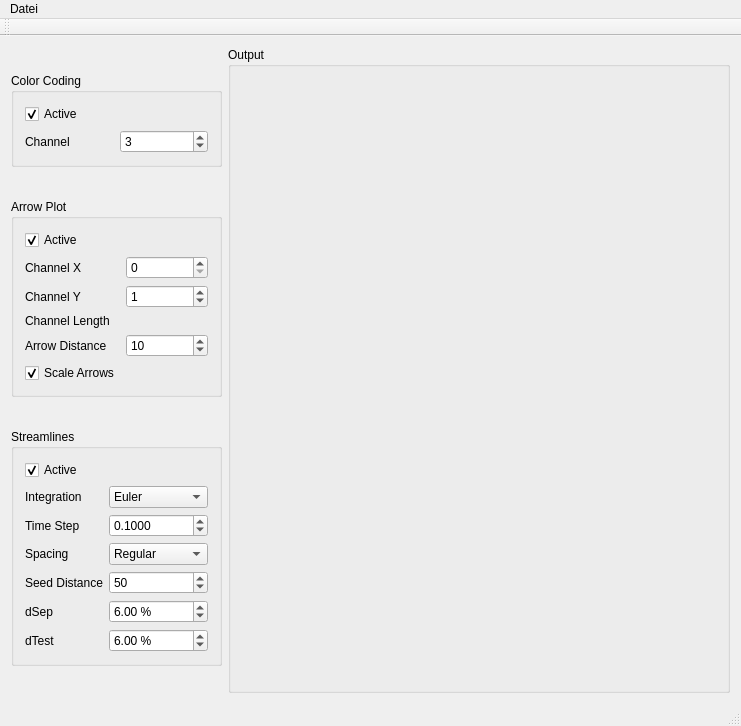
This is Beispiel2/mainwindow.ui in stf80/Visualisierung-LU-WS-2010 as Qt 5 draws it before an edit. The edited form follows.
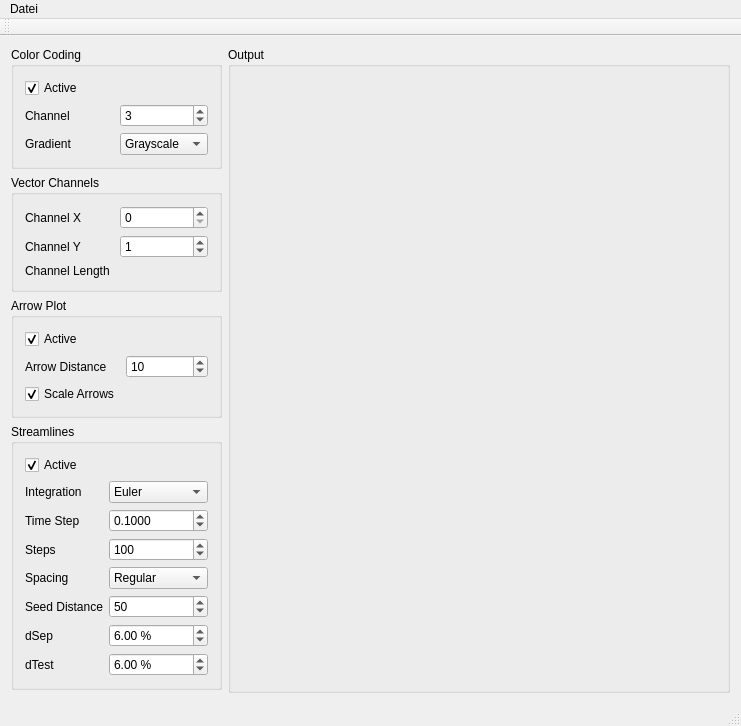
This is the edited form.

Commit message: stf: remove gradients directory; implement Runge-Kutta integration; allow for partial updates of output; add example picture (for presentation and docs)

```diff
--- a/Beispiel2/mainwindow.ui
+++ b/Beispiel2/mainwindow.ui
@@ -61,12 +61,28 @@
              </property>
             </widget>
            </item>
+           <item row="2" column="0">
+            <widget class="QLabel" name="label_13">
+             <property name="text">
+              <string>Gradient</string>
+             </property>
+            </widget>
+           </item>
+           <item row="2" column="1">
+            <widget class="QComboBox" name="colorCodingGradient">
+             <item>
+              <property name="text">
+               <string>Grayscale</string>
+              </property>
+             </item>
+            </widget>
+           </item>
           </layout>
          </item>
         </layout>
        </widget>
       </item>
-      <item row="1" column="0">
+      <item row="2" column="0">
        <widget class="QGroupBox" name="transferFunctionGroupBox">
         <property name="sizePolicy">
          <sizepolicy hsizetype="Preferred" vsizetype="Fixed">
@@ -96,38 +112,14 @@
              </property>
             </widget>
            </item>
-           <item row="1" column="0">
-            <widget class="QLabel" name="label">
-             <property name="text">
-              <string>Channel X</string>
-             </property>
-            </widget>
-           </item>
-           <item row="1" column="1">
-            <widget class="QSpinBox" name="arrowPlotChannelX"/>
-           </item>
-           <item row="4" column="0">
-            <widget class="QLabel" name="label_2">
-             <property name="text">
-              <string>Channel Y</string>
-             </property>
-            </widget>
-           </item>
-           <item row="4" column="1">
-            <widget class="QSpinBox" name="arrowPlotChannelY">
-             <property name="value">
-              <number>1</number>
-             </property>
-            </widget>
-           </item>
-           <item row="6" column="0">
+           <item row="3" column="0">
             <widget class="QLabel" name="label_4">
              <property name="text">
               <string>Arrow Distance</string>
              </property>
             </widget>
            </item>
-           <item row="6" column="1">
+           <item row="3" column="1">
             <widget class="QSpinBox" name="arrowPlotDistance">
              <property name="minimum">
               <number>1</number>
@@ -140,21 +132,7 @@
              </property>
             </widget>
            </item>
-           <item row="5" column="0">
-            <widget class="QLabel" name="label_5">
-             <property name="text">
-              <string>Channel Length</string>
-             </property>
-            </widget>
-           </item>
-           <item row="5" column="1">
-            <widget class="QLabel" name="arrowPlotChannelLength">
-             <property name="text">
-              <string/>
-             </property>
-            </widget>
-           </item>
-           <item row="7" column="0">
+           <item row="4" column="0">
             <widget class="QCheckBox" name="arrowPlotScale">
              <property name="text">
               <string>Scale Arrows</string>
@@ -169,7 +147,7 @@
         </layout>
        </widget>
       </item>
-      <item row="2" column="0">
+      <item row="3" column="0">
        <widget class="QGroupBox" name="groupBox_2">
         <property name="sizePolicy">
          <sizepolicy hsizetype="Preferred" vsizetype="Fixed">
@@ -230,14 +208,14 @@
              </property>
             </widget>
            </item>
-           <item row="3" column="0">
+           <item row="4" column="0">
             <widget class="QLabel" name="label_8">
              <property name="text">
               <string>Spacing</string>
              </property>
             </widget>
            </item>
-           <item row="3" column="1">
+           <item row="4" column="1">
             <widget class="QComboBox" name="streamlinesSpacing">
              <item>
               <property name="text">
@@ -251,16 +229,22 @@
              </item>
             </widget>
            </item>
-           <item row="4" column="0">
+           <item row="5" column="0">
             <widget class="QLabel" name="label_9">
              <property name="text">
               <string>Seed Distance</string>
              </property>
             </widget>
            </item>
-           <item row="4" column="1">
+           <item row="5" column="1">
             <widget class="QSpinBox" name="streamlinesDistance">
              <property name="minimum">
+              <number>10</number>
+             </property>
+             <property name="maximum">
+              <number>100</number>
+             </property>
+             <property name="singleStep">
               <number>5</number>
              </property>
              <property name="value">
@@ -268,21 +252,21 @@
              </property>
             </widget>
            </item>
-           <item row="5" column="0">
+           <item row="6" column="0">
             <widget class="QLabel" name="label_10">
              <property name="text">
               <string>dSep</string>
              </property>
             </widget>
            </item>
-           <item row="6" column="0">
+           <item row="7" column="0">
             <widget class="QLabel" name="label_11">
              <property name="text">
               <string>dTest</string>
              </property>
             </widget>
            </item>
-           <item row="5" column="1">
+           <item row="6" column="1">
             <widget class="QDoubleSpinBox" name="streamlinesDSep">
              <property name="suffix">
               <string> %</string>
@@ -298,7 +282,7 @@
              </property>
             </widget>
            </item>
-           <item row="6" column="1">
+           <item row="7" column="1">
             <widget class="QDoubleSpinBox" name="streamlinesDTest">
              <property name="suffix">
               <string> %</string>
@@ -321,11 +305,100 @@
              </property>
             </widget>
            </item>
+           <item row="3" column="0">
+            <widget class="QLabel" name="label_12">
+             <property name="text">
+              <string>Steps</string>
+             </property>
+            </widget>
+           </item>
+           <item row="3" column="1">
+            <widget class="QSpinBox" name="streamlinesSteps">
+             <property name="minimum">
+              <number>10</number>
+             </property>
+             <property name="maximum">
+              <number>1000</number>
+             </property>
+             <property name="singleStep">
+              <number>10</number>
+             </property>
+             <property name="value">
+              <number>100</number>
+             </property>
+            </widget>
+           </item>
           </layout>
          </item>
         </layout>
        </widget>
       </item>
+      <item row="4" column="0">
+       <spacer name="verticalSpacer">
+        <property name="orientation">
+         <enum>Qt::Vertical</enum>
+        </property>
+        <property name="sizeHint" stdset="0">
+         <size>
+          <width>20</width>
+          <height>40</height>
+         </size>
+        </property>
+       </spacer>
+      </item>
+      <item row="1" column="0">
+       <widget class="QGroupBox" name="groupBox_3">
+        <property name="sizePolicy">
+         <sizepolicy hsizetype="Preferred" vsizetype="Preferred">
+          <horstretch>0</horstretch>
+          <verstretch>0</verstretch>
+         </sizepolicy>
+        </property>
+        <property name="title">
+         <string>Vector Channels</string>
+        </property>
+        <layout class="QGridLayout" name="gridLayout_6">
+         <item row="0" column="0">
+          <widget class="QLabel" name="label">
+           <property name="text">
+            <string>Channel X</string>
+           </property>
+          </widget>
+         </item>
+         <item row="0" column="1">
+          <widget class="QSpinBox" name="arrowPlotChannelX"/>
+         </item>
+         <item row="1" column="0">
+          <widget class="QLabel" name="label_2">
+           <property name="text">
+            <string>Channel Y</string>
+           </property>
+          </widget>
+         </item>
+         <item row="1" column="1">
+          <widget class="QSpinBox" name="arrowPlotChannelY">
+           <property name="value">
+            <number>1</number>
+           </property>
+          </widget>
+         </item>
+         <item row="2" column="0">
+          <widget class="QLabel" name="label_5">
+           <property name="text">
+            <string>Channel Length</string>
+           </property>
+          </widget>
+         </item>
+         <item row="2" column="1">
+          <widget class="QLabel" name="arrowPlotChannelLength">
+           <property name="text">
+            <string/>
+           </property>
+          </widget>
+         </item>
+        </layout>
+       </widget>
+      </item>
      </layout>
     </item>
     <item>
```
Left out of the diff: 6 changed lines with no effect on the pictures. The commit also changes 18 other files.
